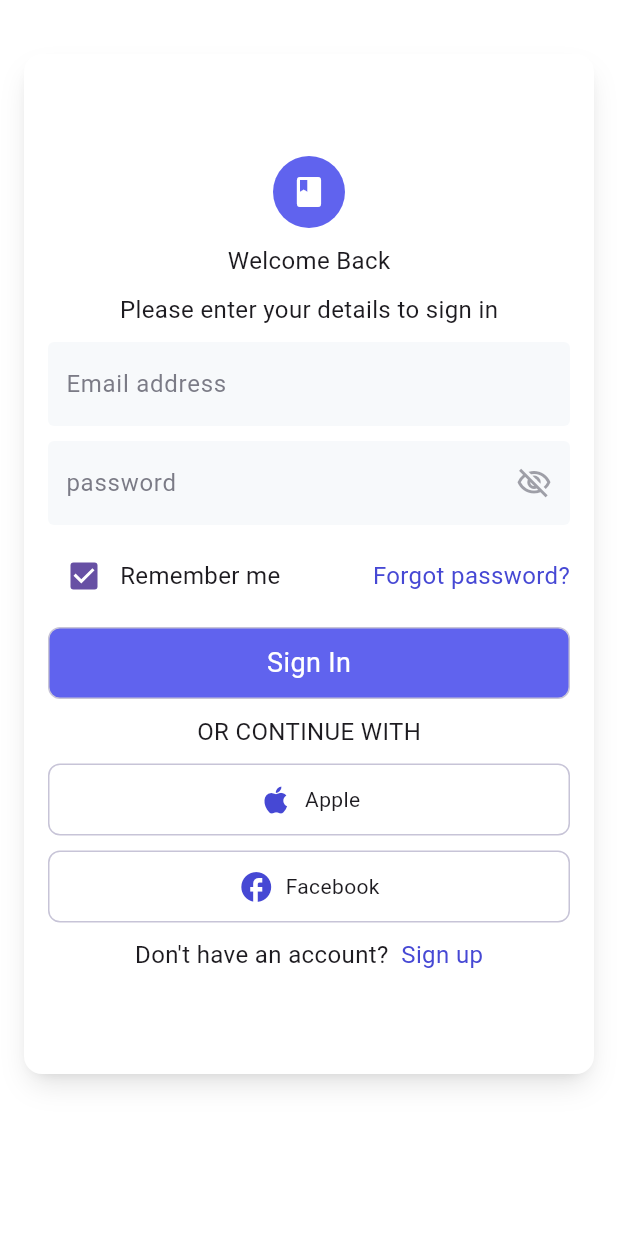
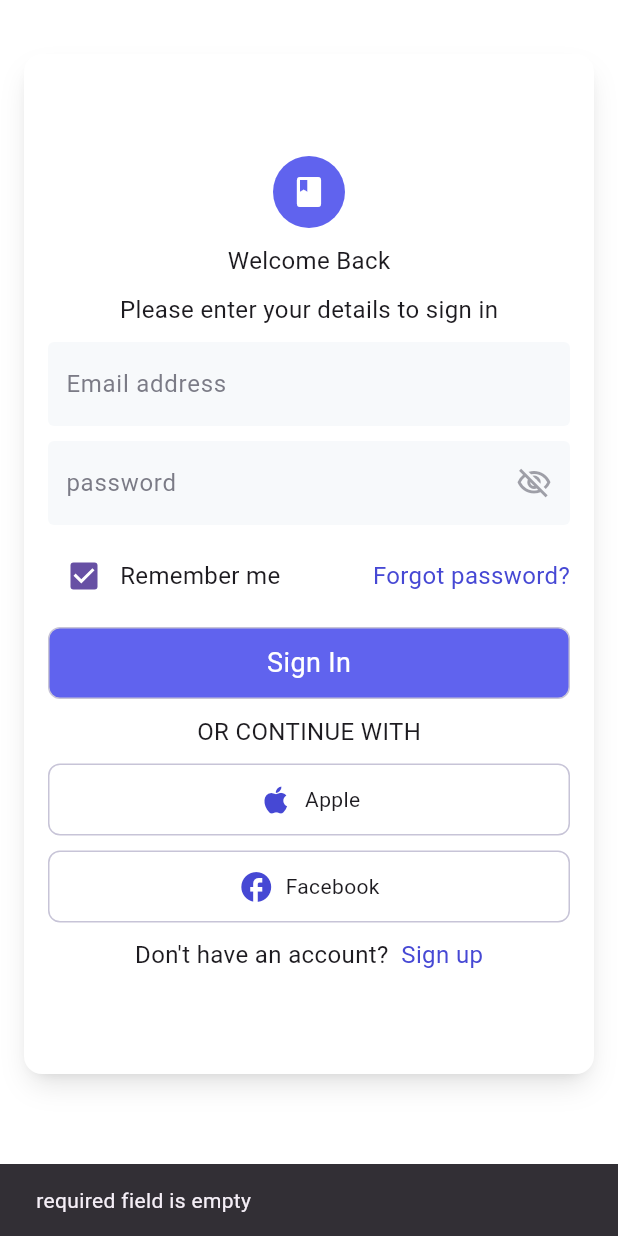
Before and after one commit to Amakor-Victor/blog, a Flutter app: the screen it shows after launch, after a tap on "Sign In", on a phone screen of 412 x 824 dp. Run offline on Flutter 3.47's test engine with Material 3 defaults, Android fonts, the light colour scheme and no system bars; our stand-ins replace flutter_bloc, flutter_riverpod, flutter_secure_storage, go_router.

Commit message:
added the BLoCs to the ui Components

```diff
--- a/lib/app/auth/presentation/bloc/auth_event.dart
+++ b/lib/app/auth/presentation/bloc/auth_event.dart
@@ -1,4 +1,11 @@
 part of 'auth_bloc.dart';
 
-@immutable
+
 sealed class AuthEvent {}
+
+final class RequestLogin extends AuthEvent {
+  final String email;
+  final String password;
+
+  RequestLogin({required this.email, required this.password});
+}
--- a/lib/app/auth/presentation/bloc/auth_state.dart
+++ b/lib/app/auth/presentation/bloc/auth_state.dart
@@ -1,6 +1,6 @@
 part of 'auth_bloc.dart';
 
-@immutable
+
 sealed class AuthState {}
 
 final class AuthInitial extends AuthState {}
@@ -8,7 +8,7 @@ final class AuthInitial extends AuthState {}
 final class AuthLoading extends AuthState {}
 
 final class AuthSuccess extends AuthState {
-  final UserModel user;
+  final UserEntity user;
   AuthSuccess({required this.user});
 }
 
--- a/lib/app/auth/presentation/screens/login_page.dart
+++ b/lib/app/auth/presentation/screens/login_page.dart
@@ -1,9 +1,12 @@
+import 'package:blog/app/auth/presentation/bloc/auth_bloc.dart';
 import 'package:blog/app/shared/widgets/custom_wide_button.dart';
 import 'package:blog/app/shared/widgets/custom_form_field.dart';
+import 'package:flutter_bloc/flutter_bloc.dart';
 import 'package:flutter/material.dart';
+import 'package:go_router/go_router.dart';
 
 class LoginPage extends StatefulWidget {
-  const new({super.key});
+  const LoginPage({super.key});
 
   @override
   State<LoginPage> createState() => _LoginPageState();
@@ -14,14 +17,39 @@ class _LoginPageState extends State<LoginPage> {
   final TextEditingController _passwordController = TextEditingController();
   bool obscureText = true;
   bool rememberUser = true;
+
+  @override
+  void dispose() {
+    _emailController.dispose();
+    _passwordController.dispose();
+    super.dispose();
+  }
+
   @override
   Widget build(BuildContext context) {
     return Scaffold(
       resizeToAvoidBottomInset: false,
       backgroundColor: const Color(0XFFFFFFFF),
       body: SingleChildScrollView(
-        child: Padding(
-          padding: const EdgeInsets.symmetric(vertical: 36.0, horizontal: 16.0),
+        child: BlocConsumer<AuthBloc, AuthState>(
+          listener: (context, state) {
+            if (state is AuthSuccess) {
+              context.go('/dashboard');
+            } else if (state is AuthError) {
+              ScaffoldMessenger.of(context).showSnackBar(
+                SnackBar(
+                  content: Text(state.error),
+                  backgroundColor: Colors.red,
+                ),
+              );
+            }
+          },
+          builder: (context, state) {
+            return Padding(
+              padding: const EdgeInsets.symmetric(
+                vertical: 36.0,
+                horizontal: 16.0,
+              ),
               child: Center(
                 child: DecoratedBox(
                   decoration: BoxDecoration(
@@ -45,7 +73,9 @@ class _LoginPageState extends State<LoginPage> {
                   child: Padding(
                     padding: const EdgeInsets.symmetric(horizontal: 16.0),
                     child: SizedBox(
-                  width:MediaQuery.of(context).size.width>800? 800: double.infinity,
+                      width: MediaQuery.of(context).size.width > 800
+                          ? 800
+                          : double.infinity,
                       height: 680,
                       child: Column(
                         spacing: 10,
@@ -63,7 +93,10 @@ class _LoginPageState extends State<LoginPage> {
                               child: Icon(Icons.book, color: Colors.white),
                             ),
                           ),
-                      const Text('Welcome Back', style: TextStyle(fontSize: 16)),
+                          const Text(
+                            'Welcome Back',
+                            style: TextStyle(fontSize: 16),
+                          ),
                           const Text(
                             'Please enter your details to sign in',
                             style: TextStyle(fontSize: 16),
@@ -110,11 +143,13 @@ class _LoginPageState extends State<LoginPage> {
                                   const Text(
                                     'Remember me',
                                     style: TextStyle(fontSize: 16),
-                              overflow: TextOverflow.ellipsis,),
+                                    overflow: TextOverflow.ellipsis,
+                                  ),
                                 ],
                               ),
 
-                          const Text(overflow: TextOverflow.ellipsis,
+                              const Text(
+                                overflow: TextOverflow.ellipsis,
                                 'Forgot password?',
                                 style: TextStyle(
                                   fontSize: 16,
@@ -125,10 +160,37 @@ class _LoginPageState extends State<LoginPage> {
                           ),
                           CustomWideButton(
                             backgroundColor: const Color(0XFF6063EE),
-                        ontap: () {},
-                        child: const Text(
+                            ontap: () {
+                              if (_emailController.text.isEmpty ||
+                                  _passwordController.text.isEmpty) {
+                                ScaffoldMessenger.of(context).showSnackBar(
+                                  const SnackBar(
+                                    duration: Duration(seconds: 1),
+                                    content: Text('required field is empty'),
+                                  ),
+                                );
+                              } else {
+                                context.read<AuthBloc>().add(
+                                  RequestLogin(
+                                    email: _emailController.text.trim(),
+                                    password: _passwordController.text.trim(),
+                                  ),
+                                );
+                              }
+                            },
+                            child: state is AuthLoading
+                                ? const Center(
+                                    child: CircularProgressIndicator(
+                                      color: Colors.white,
+                                      strokeWidth: 5,
+                                    ),
+                                  )
+                                : const Text(
                                     'Sign In',
-                          style: TextStyle(color: Colors.white, fontSize: 18),
+                                    style: TextStyle(
+                                      color: Colors.white,
+                                      fontSize: 18,
+                                    ),
                                   ),
                           ),
 
@@ -183,6 +245,8 @@ class _LoginPageState extends State<LoginPage> {
                   ),
                 ),
               ),
+            );
+          },
         ),
       ),
     );
--- a/lib/app/routes/routers.dart
+++ b/lib/app/routes/routers.dart
@@ -1,6 +1,11 @@
 import 'package:blog/app/auth/presentation/screens/login_page.dart';
+import 'package:blog/app/home/presentation/navigation_screen.dart';
 import 'package:go_router/go_router.dart';
 
 List<GoRoute> authRoutes = [
   GoRoute(path: '/login', builder: (context, state) => const LoginPage()),
+  GoRoute(
+    path: '/dashboard',
+    builder: (context, state) => const NavigationScreen(),
+  ),
 ];
--- a/lib/app/shared/widgets/custom_form_field.dart
+++ b/lib/app/shared/widgets/custom_form_field.dart
@@ -17,6 +17,7 @@ class CustomFormField extends StatelessWidget {
   @override
   Widget build(BuildContext context) {
     return TextFormField(
+      controller: controller,
       obscureText: obscureText,
       decoration: InputDecoration(
         filled: true,
```
Also changed, not shown: lib/app/auth/presentation/bloc/auth_bloc.dart (+19 -5 lines), lib/app/auth/presentation/providers/auth_providers.dart (+6 -2 lines). Lines whose indentation alone changed are shown as unchanged.
